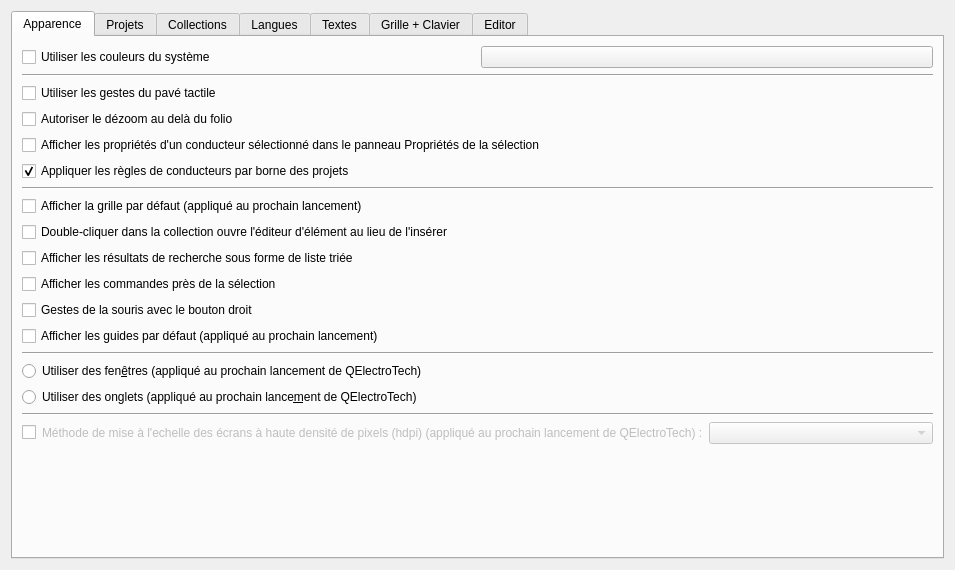
qelectrotech/qelectrotech-source-mirror, file sources/ui/configpage/generalconfigurationpage.ui: the form before one commit.
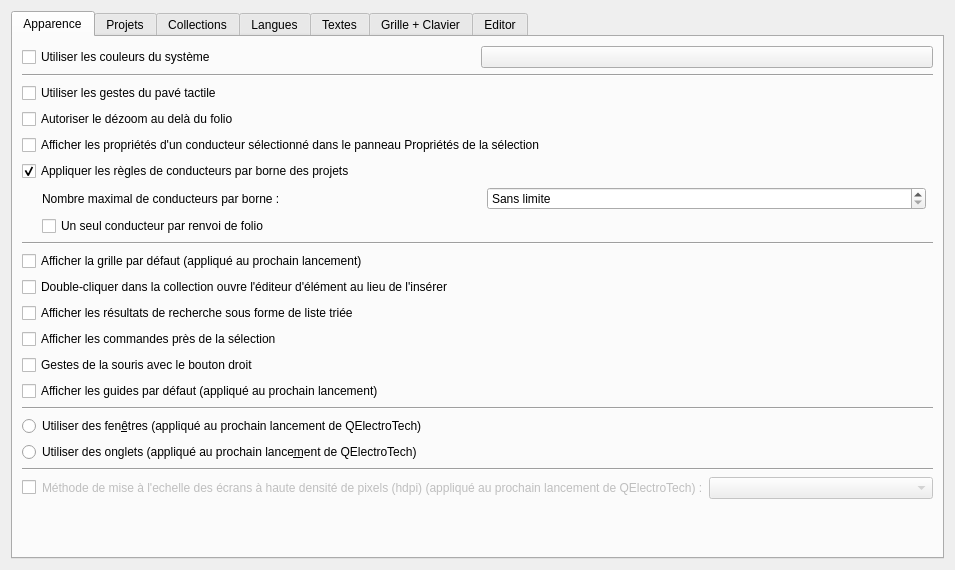
The form after the commit. Custom widgets are drawn as their Qt base class.

Commit message: Set the wires-per-terminal limits for the application, a project can override

What changed in the file:
```diff
--- a/sources/ui/configpage/generalconfigurationpage.ui
+++ b/sources/ui/configpage/generalconfigurationpage.ui
@@ -83,6 +83,57 @@
          </property>
         </widget>
        </item>
+       <item>
+        <layout class="QHBoxLayout" name="m_wiring_max_wires_layout">
+         <property name="leftMargin">
+          <number>20</number>
+         </property>
+         <item>
+          <widget class="QLabel" name="m_wiring_max_wires_label">
+           <property name="text">
+            <string>Nombre maximal de conducteurs par borne :</string>
+           </property>
+          </widget>
+         </item>
+         <item>
+          <widget class="QSpinBox" name="m_wiring_max_wires_sb">
+           <property name="toolTip">
+            <string>Pour tous les projets, sauf ceux qui ont leurs propres réglages. Un nouveau conducteur qui dépasserait ce nombre sur une borne est refusé ; les conducteurs déjà dessinés ne sont pas modifiés. 4 correspond à deux embouts doubles, un de chaque côté de la vis.</string>
+           </property>
+           <property name="specialValueText">
+            <string>Sans limite</string>
+           </property>
+           <property name="maximum">
+            <number>99</number>
+           </property>
+          </widget>
+         </item>
+         <item>
+          <spacer name="m_wiring_max_wires_spacer">
+           <property name="orientation">
+            <enum>Qt::Horizontal</enum>
+           </property>
+          </spacer>
+         </item>
+        </layout>
+       </item>
+       <item>
+        <layout class="QHBoxLayout" name="m_wiring_report_layout">
+         <property name="leftMargin">
+          <number>20</number>
+         </property>
+         <item>
+          <widget class="QCheckBox" name="m_wiring_one_wire_per_report_cb">
+           <property name="toolTip">
+            <string>Un renvoi de folio est un point virtuel : il ne reçoit qu'un conducteur, celui qui continue sur l'autre folio.</string>
+           </property>
+           <property name="text">
+            <string>Un seul conducteur par renvoi de folio</string>
+           </property>
+          </widget>
+         </item>
+        </layout>
+       </item>
        <item>
         <widget class="Line" name="line_2">
          <property name="orientation">
```
Left out of the diff: 2 changed lines with no effect on the pictures. The commit also changes 8 other files.
